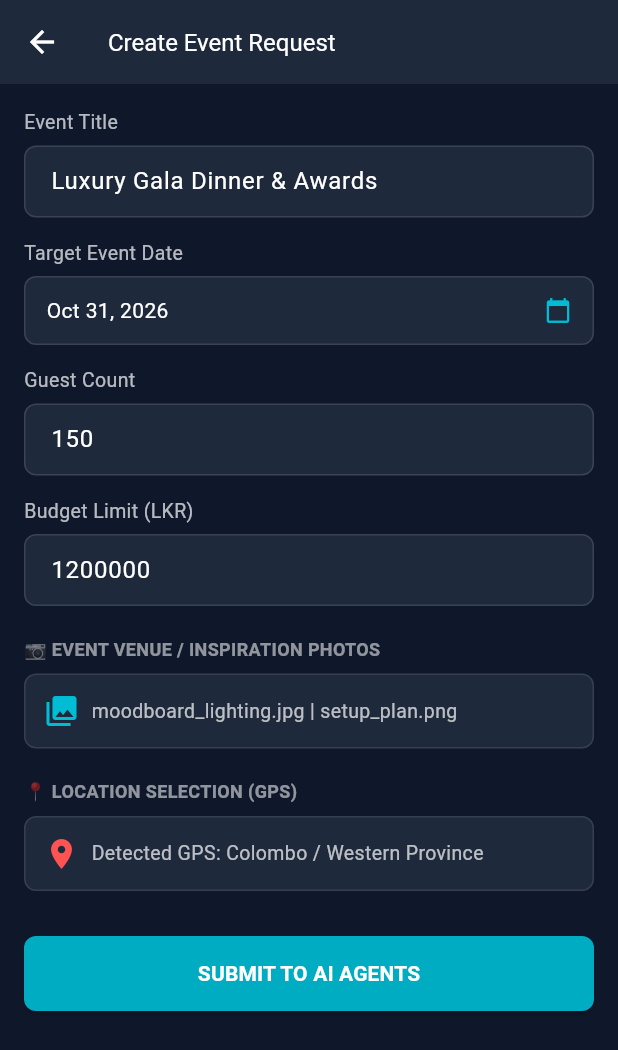
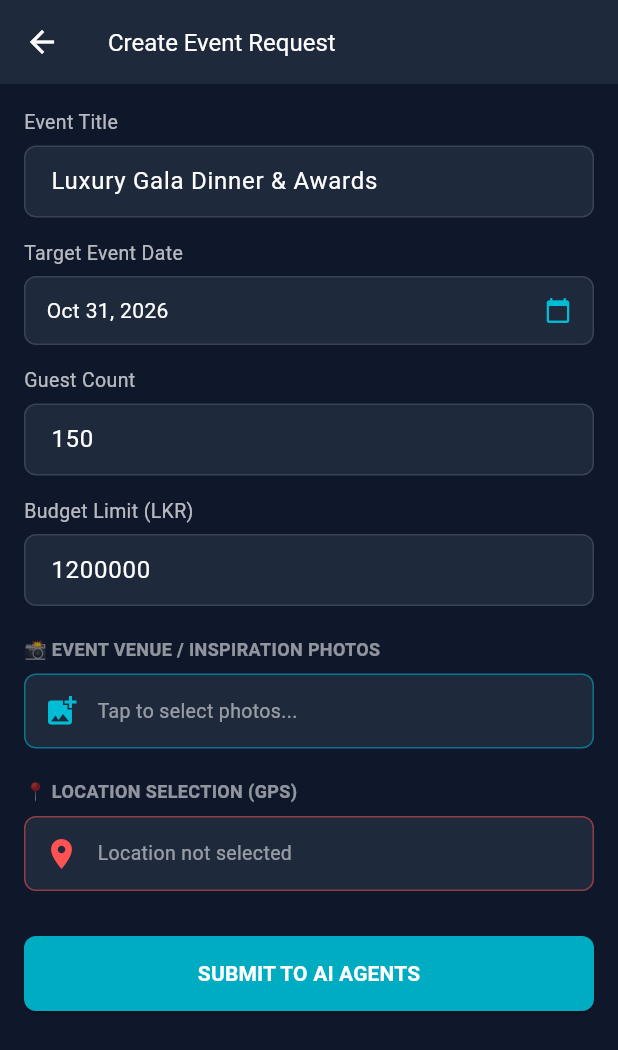
Before and after one commit to gayax000/EventManagementProject, a Flutter app: the CreateEventScreen screen opened directly, on a phone screen of 412 x 824 dp. Shown: the top 1050 px of the screen. Run offline on Flutter 3.47's test engine with Material 3 defaults, Android fonts, the phone set to English and light mode, and no system bars; our stand-ins replace geocoding, geolocator, image_picker, qr_flutter, shared_preferences, signature; accounts and stored records are empty.

Commit message:
feat(mobile): implement device features image picker and GPS location

```diff
--- a/mobile-app/lib/screens/create_event_screen.dart
+++ b/mobile-app/lib/screens/create_event_screen.dart
@@ -1,5 +1,8 @@
-
+import 'dart:io';
 import 'package:flutter/material.dart';
+import 'package:image_picker/image_picker.dart';
+import 'package:geolocator/geolocator.dart';
+import 'package:geocoding/geocoding.dart';
 import '../services/api_service.dart';
 
 class CreateEventScreen extends StatefulWidget {
@@ -15,6 +18,88 @@ class _CreateEventScreenState extends State<CreateEventScreen> {
   final _budgetController = TextEditingController(text: "1200000");
   DateTime _selectedDate = DateTime.now().add(const Duration(days: 45));
   bool _isLoading = false;
+
+  // New state for Device Features
+  List<XFile> _selectedImages = [];
+  String _locationName = "Location not selected";
+  bool _isGettingLocation = false;
+
+  // --- Device Feature 1: Image Picker ---
+  Future<void> _pickImages() async {
+    final ImagePicker picker = ImagePicker();
+    try {
+      final List<XFile> images = await picker.pickMultiImage();
+      if (images.isNotEmpty) {
+        setState(() {
+          _selectedImages = images;
+        });
+      }
+    } catch (e) {
+      debugPrint("Error picking images: $e");
+    }
+  }
+
+  // --- Device Feature 2: GPS Location Selection ---
+  Future<void> _getCurrentLocation() async {
+    setState(() {
+      _isGettingLocation = true;
+      _locationName = "Detecting GPS...";
+    });
+
+    try {
+      bool serviceEnabled = await Geolocator.isLocationServiceEnabled();
+      if (!serviceEnabled) {
+        setState(() {
+          _locationName = "Location services disabled";
+          _isGettingLocation = false;
+        });
+        return;
+      }
+
+      LocationPermission permission = await Geolocator.checkPermission();
+      if (permission == LocationPermission.denied) {
+        permission = await Geolocator.requestPermission();
+        if (permission == LocationPermission.denied) {
+          setState(() {
+            _locationName = "Location permission denied";
+            _isGettingLocation = false;
+          });
+          return;
+        }
+      }
+
+      if (permission == LocationPermission.deniedForever) {
+        setState(() {
+          _locationName = "Location permissions permanently denied";
+          _isGettingLocation = false;
+        });
+        return;
+      }
+
+      Position position = await Geolocator.getCurrentPosition(desiredAccuracy: LocationAccuracy.high);
+
+      // Get address from coordinates
+      List<Placemark> placemarks = await placemarkFromCoordinates(position.latitude, position.longitude);
+      if (placemarks.isNotEmpty) {
+        Placemark place = placemarks.first;
+        setState(() {
+          _locationName = "${place.locality ?? place.subAdministrativeArea}, ${place.administrativeArea}";
+        });
+      } else {
+        setState(() {
+          _locationName = "Lat: ${position.latitude.toStringAsFixed(2)}, Lng: ${position.longitude.toStringAsFixed(2)}";
+        });
+      }
+    } catch (e) {
+      setState(() {
+        _locationName = "Failed to get location";
+      });
+    } finally {
+      setState(() {
+        _isGettingLocation = false;
+      });
+    }
+  }
 
   Future<void> _submitEvent() async {
     final title = _titleController.text.trim();
@@ -152,34 +237,59 @@ class _CreateEventScreenState extends State<CreateEventScreen> {
             _buildInputField("Budget Limit (LKR)", _budgetController, keyboardType: TextInputType.number),
             const SizedBox(height: 20),
 
-            // Device Feature: Camera / Photos (Wireframe Page 4)
-            const Text("📷 EVENT VENUE / INSPIRATION PHOTOS", style: TextStyle(color: Colors.white54, fontSize: 12, fontWeight: FontWeight.bold)),
+            // Device Feature 1: Camera / Photos (Image Picker)
+            const Text("📸 EVENT VENUE / INSPIRATION PHOTOS", style: TextStyle(color: Colors.white54, fontSize: 12, fontWeight: FontWeight.bold)),
             const SizedBox(height: 8),
-            Container(
+            InkWell(
+              onTap: _pickImages,
+              child: Container(
                 padding: const EdgeInsets.all(12),
-              decoration: BoxDecoration(color: const Color(0xFF1E293B), borderRadius: BorderRadius.circular(8), border: Border.all(color: Colors.white10)),
-              child: const Row(
+                decoration: BoxDecoration(color: const Color(0xFF1E293B), borderRadius: BorderRadius.circular(8), border: Border.all(color: Colors.cyan.withOpacity(0.5))),
+                child: Row(
                   children: [
-                  Icon(Icons.photo_library, color: Colors.cyan),
-                  SizedBox(width: 8),
-                  Text("moodboard_lighting.jpg | setup_plan.png", style: TextStyle(color: Colors.white70, fontSize: 13)),
+                    const Icon(Icons.add_photo_alternate, color: Colors.cyan),
+                    const SizedBox(width: 12),
+                    Expanded(
+                      child: Text(
+                        _selectedImages.isEmpty
+                          ? "Tap to select photos..."
+                          : "${_selectedImages.length} photo(s) selected",
+                        style: TextStyle(color: _selectedImages.isEmpty ? Colors.white54 : Colors.cyanAccent, fontSize: 13)
+                      ),
+                    ),
                   ],
+                ),
+              ),
+            ),
+            if (_selectedImages.isNotEmpty)
+              Padding(
+                padding: const EdgeInsets.only(top: 8.0),
+                child: Text(
+                  _selectedImages.map((e) => e.name).take(2).join(" | ") + (_selectedImages.length > 2 ? " ..." : ""),
+                  style: const TextStyle(color: Colors.white70, fontSize: 11),
                 ),
               ),
             const SizedBox(height: 20),
 
-            // Device Feature: GPS Location Selection
+            // Device Feature 2: GPS Location Selection
             const Text("📍 LOCATION SELECTION (GPS)", style: TextStyle(color: Colors.white54, fontSize: 12, fontWeight: FontWeight.bold)),
             const SizedBox(height: 8),
-            Container(
+            InkWell(
+              onTap: _isGettingLocation ? null : _getCurrentLocation,
+              child: Container(
                 padding: const EdgeInsets.all(12),
-              decoration: BoxDecoration(color: const Color(0xFF1E293B), borderRadius: BorderRadius.circular(8), border: Border.all(color: Colors.white10)),
-              child: const Row(
+                decoration: BoxDecoration(color: const Color(0xFF1E293B), borderRadius: BorderRadius.circular(8), border: Border.all(color: Colors.redAccent.withOpacity(0.5))),
+                child: Row(
                   children: [
-                  Icon(Icons.location_on, color: Colors.redAccent),
-                  SizedBox(width: 8),
-                  Text("Detected GPS: Colombo / Western Province", style: TextStyle(color: Colors.white70, fontSize: 13)),
+                    _isGettingLocation
+                      ? const SizedBox(width: 24, height: 24, child: CircularProgressIndicator(color: Colors.redAccent, strokeWidth: 2))
+                      : const Icon(Icons.location_on, color: Colors.redAccent),
+                    const SizedBox(width: 12),
+                    Expanded(
+                      child: Text(_locationName, style: TextStyle(color: _locationName.contains("not selected") ? Colors.white54 : Colors.white, fontSize: 13)),
+                    ),
                   ],
+                ),
               ),
             ),
             const SizedBox(height: 30),
--- a/mobile-app/pubspec.yaml
+++ b/mobile-app/pubspec.yaml
@@ -43,6 +43,9 @@ dependencies:
   # Device Features (Spec Requirements)
   qr_flutter: ^4.1.0       # QR Code Entry Pass
   signature: ^5.4.1        # Digital Signature Pad
+  image_picker: ^1.1.2     # Image Picker
+  geolocator: ^13.0.1       # GPS Location
+  geocoding: ^3.0.0        # Geocoding
 
 
   # The following adds the Cupertino Icons font to your application.
```
Lines whose indentation alone changed are shown as unchanged.
